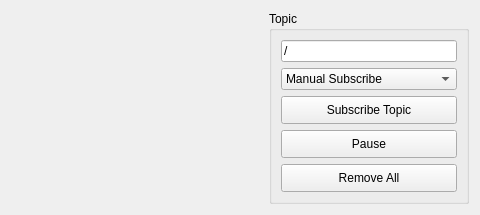
The window that fhwa2_gui/src/fhwa2_gui/MatPlot.ui (GAVLab/fhwa2_viz) describes before a commit, drawn with Qt 5; both pictures show x 456 to 936 and y 0 to 215 of the 936 by 215 pixel window.
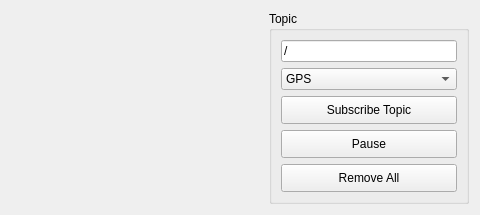
The same window after the commit. Custom widgets are drawn as their Qt base class.

```diff
--- a/fhwa2_gui/src/fhwa2_gui/MatPlot.ui
+++ b/fhwa2_gui/src/fhwa2_gui/MatPlot.ui
@@ -80,16 +80,6 @@
         </item>
         <item>
          <widget class="QComboBox" name="comboBox">
-          <item>
-           <property name="text">
-            <string>Manual Subscribe</string>
-           </property>
-          </item>
-          <item>
-           <property name="text">
-            <string>FHWA2 Combined</string>
-           </property>
-          </item>
           <item>
            <property name="text">
             <string>GPS</string>
```
Left out of the diff: 10 changed lines with no effect on the pictures.
